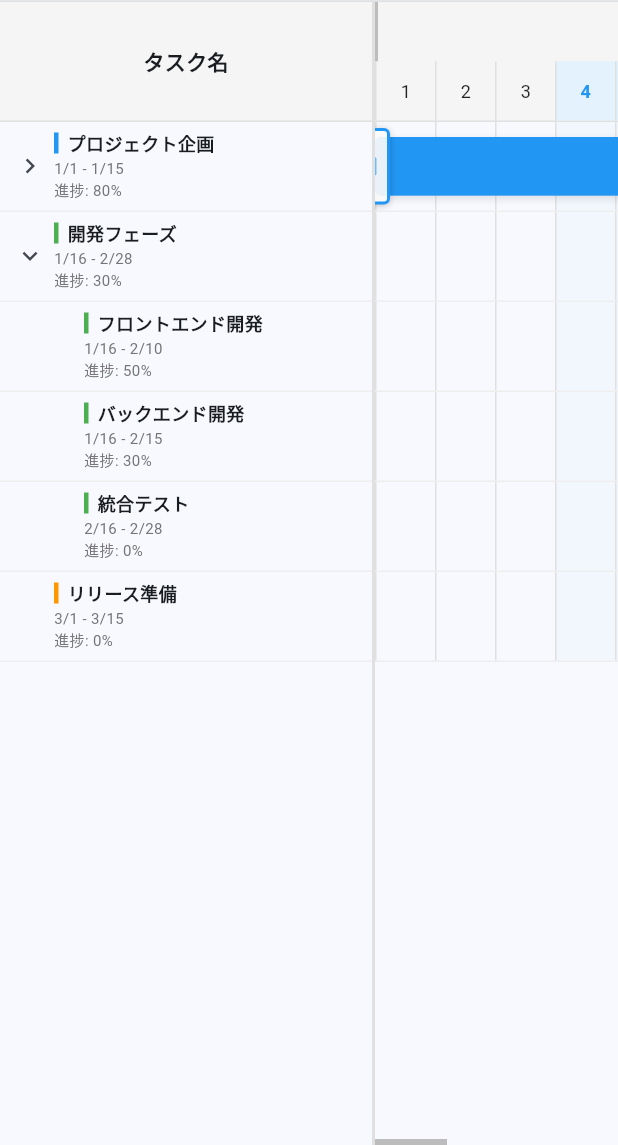
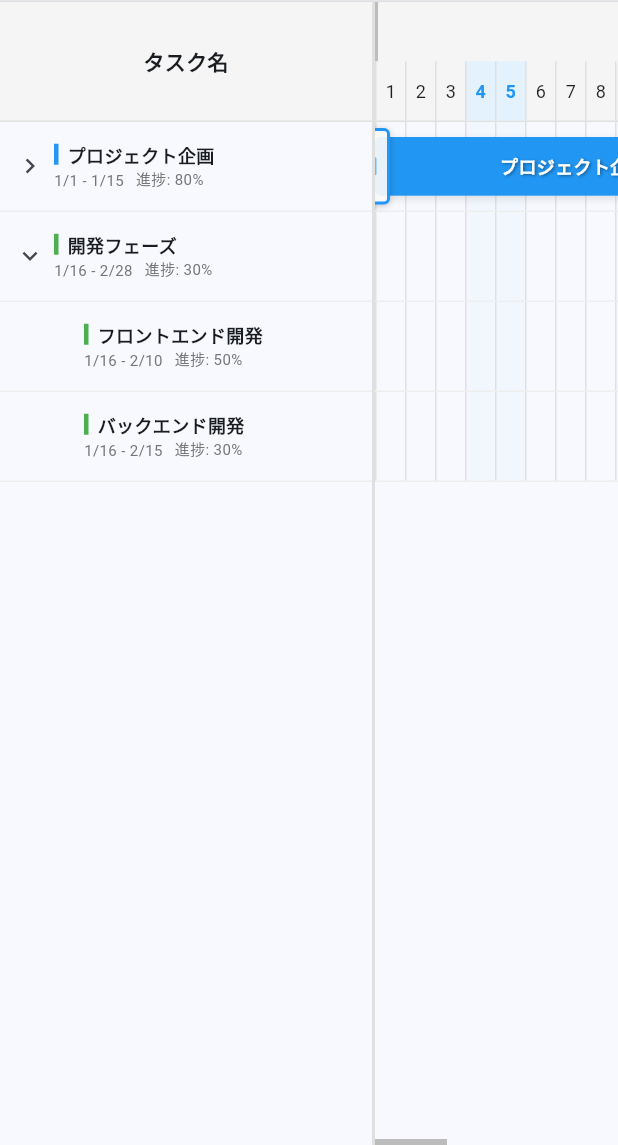
Before and after one commit to fyhw117/Gantts, a Flutter app: the GanttChartView widget shown alone on an empty page, opened directly, after a tap on the "expand more" icon, on a phone screen of 412 x 824 dp, the part 91-1236 px from its top. Run offline on Flutter 3.47's test engine with Material 3 defaults, Android fonts, the phone set to English and light mode, and no system bars.

Commit message:
Implement multi-project management and UI enhancements

```diff
--- /dev/null
+++ b/devtools_options.yaml
@@ -0,0 +1,3 @@
+description: This file stores settings for Dart & Flutter DevTools.
+documentation: https://docs.flutter.dev/tools/devtools/extensions#configure-extension-enablement-states
+extensions:
--- a/lib/main.dart
+++ b/lib/main.dart
@@ -3,6 +3,8 @@
 import 'providers/task_provider.dart';
 import 'views/wbs_view.dart';
 import 'views/gantt_chart_view.dart';
+
+import 'views/project_list_view.dart';
 
 void main() {
   runApp(const MyApp());
@@ -34,7 +36,8 @@
   State<MyHomePage> createState() => _MyHomePageState();
 }
 
-class _MyHomePageState extends State<MyHomePage> with SingleTickerProviderStateMixin {
+class _MyHomePageState extends State<MyHomePage>
+    with SingleTickerProviderStateMixin {
   late TabController _tabController;
 
   @override
@@ -51,31 +54,79 @@
 
   @override
   Widget build(BuildContext context) {
+    return Consumer<TaskProvider>(
+      builder: (context, taskProvider, child) {
+        final currentProject = taskProvider.currentProject;
+        final title = currentProject != null
+            ? currentProject.name
+            : 'プロジェクト未選択';
+
         return Scaffold(
           appBar: AppBar(
             backgroundColor: Theme.of(context).colorScheme.inversePrimary,
-        title: const Text('WBS & ガントチャート'),
+            title: Text(title),
             bottom: TabBar(
               controller: _tabController,
               tabs: const [
-            Tab(
-              icon: Icon(Icons.account_tree),
-              text: 'WBS',
+                Tab(icon: Icon(Icons.account_tree), text: 'WBS'),
+                Tab(icon: Icon(Icons.timeline), text: 'ガントチャート'),
+              ],
             ),
-            Tab(
-              icon: Icon(Icons.timeline),
-              text: 'ガントチャート',
           ),
+          drawer: Drawer(
+            child: ListView(
+              padding: EdgeInsets.zero,
+              children: [
+                DrawerHeader(
+                  decoration: BoxDecoration(
+                    color: Theme.of(context).colorScheme.primary,
+                  ),
+                  child: const Text(
+                    'GanttChart',
+                    style: TextStyle(color: Colors.white, fontSize: 24),
+                  ),
+                ),
+                ListTile(
+                  leading: const Icon(Icons.list),
+                  title: const Text('プロジェクト一覧'),
+                  onTap: () {
+                    Navigator.pop(context); // Close drawer
+                    Navigator.push(
+                      context,
+                      MaterialPageRoute(
+                        builder: (context) => const ProjectListView(),
+                      ),
+                    );
+                  },
+                ),
+                const Divider(),
+                const Padding(
+                  padding: EdgeInsets.all(16.0),
+                  child: Text(
+                    'プロジェクト切り替え',
+                    style: TextStyle(fontWeight: FontWeight.bold),
+                  ),
+                ),
+                ...taskProvider.projects.map((project) {
+                  return ListTile(
+                    leading: const Icon(Icons.folder),
+                    title: Text(project.name),
+                    selected: project.id == taskProvider.currentProjectId,
+                    onTap: () {
+                      taskProvider.selectProject(project.id);
+                      Navigator.pop(context);
+                    },
+                  );
+                }),
               ],
             ),
           ),
           body: TabBarView(
             controller: _tabController,
-        children: const [
-          WBSView(),
-          GanttChartView(),
-        ],
+            children: const [WBSView(), GanttChartView()],
           ),
+        );
+      },
     );
   }
 }
--- /dev/null
+++ b/lib/models/project_model.dart
@@ -0,0 +1,47 @@
+import 'task_model.dart';
+import 'package:uuid/uuid.dart';
+
+/// プロジェクトのモデルクラス
+class Project {
+  String id;
+  String name;
+  String description;
+  DateTime createdAt;
+  List<Task> tasks;
+
+  Project({
+    required this.id,
+    required this.name,
+    this.description = '',
+    required this.createdAt,
+    this.tasks = const [],
+  });
+
+  /// 新しいプロジェクトを作成するファクトリ
+  factory Project.create({required String name, String description = ''}) {
+    return Project(
+      id: const Uuid().v4(),
+      name: name,
+      description: description,
+      createdAt: DateTime.now(),
+      tasks: [],
+    );
+  }
+
+  /// プロジェクトのコピーを作成
+  Project copyWith({
+    String? id,
+    String? name,
+    String? description,
+    DateTime? createdAt,
+    List<Task>? tasks,
+  }) {
+    return Project(
+      id: id ?? this.id,
+      name: name ?? this.name,
+      description: description ?? this.description,
+      createdAt: createdAt ?? this.createdAt,
+      tasks: tasks ?? this.tasks,
+    );
+  }
+}
--- a/lib/views/gantt_chart_view.dart
+++ b/lib/views/gantt_chart_view.dart
@@ -17,7 +17,7 @@
 
   static const double taskRowHeight = 60.0;
   static const double taskLabelWidth = 250.0;
-  static const double dayWidth = 40.0;
+  static const double dayWidth = 20.0;
   static const double headerHeight = 80.0;
 
   @override
@@ -47,9 +47,19 @@
           children: [
             _buildHeader(),
             Expanded(
+              child: InteractiveViewer(
+                minScale: 0.1,
+                maxScale: 5.0,
+                boundaryMargin: const EdgeInsets.all(20.0),
+                constrained: true,
                 child: Row(
                   children: [
-                  _buildTaskNameColumn(visibleTasks, taskProvider, startDate, totalDays),
+                    _buildTaskNameColumn(
+                      visibleTasks,
+                      taskProvider,
+                      startDate,
+                      totalDays,
+                    ),
                     Expanded(
                       child: Scrollbar(
                         controller: _horizontalScrollController,
@@ -69,7 +79,8 @@
                                     controller: _verticalScrollController,
                                     thumbVisibility: true,
                                     notificationPredicate: (notification) =>
-                                      notification.metrics.axis == Axis.vertical,
+                                        notification.metrics.axis ==
+                                        Axis.vertical,
                                     child: _buildReorderableGanttChart(
                                       visibleTasks,
                                       startDate,
@@ -87,6 +98,7 @@
                   ],
                 ),
               ),
+            ),
           ],
         );
       },
@@ -98,18 +110,13 @@
       padding: const EdgeInsets.all(16),
       decoration: BoxDecoration(
         color: Theme.of(context).primaryColor.withOpacity(0.1),
-        border: Border(
-          bottom: BorderSide(color: Colors.grey.shade300),
-        ),
+        border: Border(bottom: BorderSide(color: Colors.grey.shade300)),
       ),
       child: const Row(
         children: [
           Text(
             'ガントチャート',
-            style: TextStyle(
-              fontSize: 20,
-              fontWeight: FontWeight.bold,
-            ),
+            style: TextStyle(fontSize: 20, fontWeight: FontWeight.bold),
           ),
         ],
       ),
@@ -123,10 +130,7 @@
         children: [
           Icon(Icons.timeline, size: 80, color: Colors.grey),
           SizedBox(height: 16),
-          Text(
-            'タスクがありません',
-            style: TextStyle(fontSize: 18, color: Colors.grey),
-          ),
+          Text('タスクがありません', style: TextStyle(fontSize: 18, color: Colors.grey)),
           SizedBox(height: 8),
           Text(
             'WBSタブからタスクを作成してください',
@@ -137,7 +141,12 @@
     );
   }
 
-  Widget _buildTaskNameColumn(List<TaskWithLevel> tasks, TaskProvider taskProvider, DateTime startDate, int totalDays) {
+  Widget _buildTaskNameColumn(
+    List<TaskWithLevel> tasks,
+    TaskProvider taskProvider,
+    DateTime startDate,
+    int totalDays,
+  ) {
     return Container(
       width: taskLabelWidth,
       decoration: BoxDecoration(
@@ -152,17 +161,12 @@
             padding: const EdgeInsets.all(8),
             decoration: BoxDecoration(
               color: Colors.grey.shade100,
-              border: Border(
-                bottom: BorderSide(color: Colors.grey.shade300),
-              ),
+              border: Border(bottom: BorderSide(color: Colors.grey.shade300)),
             ),
             child: const Center(
               child: Text(
                 'タスク名',
-                style: TextStyle(
-                  fontWeight: FontWeight.bold,
-                  fontSize: 14,
-                ),
+                style: TextStyle(fontWeight: FontWeight.bold, fontSize: 14),
               ),
             ),
           ),
@@ -207,7 +211,8 @@
                                         : Icons.chevron_right,
                                     size: 20,
                                   ),
-                                  onPressed: () => taskProvider.toggleExpand(task.id),
+                                  onPressed: () =>
+                                      taskProvider.toggleExpand(task.id),
                                 )
                               : const SizedBox(),
                         ),
@@ -241,6 +246,8 @@
                                 ],
                               ),
                               const SizedBox(height: 1),
+                              Row(
+                                children: [
                                   Text(
                                     '${_formatDate(task.startDate)} - ${_formatDate(task.endDate)}',
                                     style: TextStyle(
@@ -248,13 +255,15 @@
                                       color: Colors.grey[600],
                                     ),
                                   ),
-                              const SizedBox(height: 1),
+                                  const SizedBox(width: 8),
                                   Text(
                                     '進捗: ${(task.progress * 100).toStringAsFixed(0)}%',
                                     style: TextStyle(
                                       fontSize: 10,
                                       color: Colors.grey[600],
                                     ),
+                                  ),
+                                ],
                               ),
                             ],
                           ),
@@ -348,7 +357,8 @@
     if (movedLevel == 0) {
       // ルートタスク
       final actualOldIndex = oldIndex - startIdx;
-      final actualNewIndex = (newIndex > oldIndex ? newIndex - 1 : newIndex) - startIdx;
+      final actualNewIndex =
+          (newIndex > oldIndex ? newIndex - 1 : newIndex) - startIdx;
       taskProvider.reorderRootTasks(actualOldIndex, actualNewIndex);
     } else {
       // 子タスク - 親を見つける
@@ -356,8 +366,13 @@
         if (visibleTasks[i].level == movedLevel - 1) {
           final parentId = visibleTasks[i].task.id;
           final actualOldIndex = oldIndex - startIdx;
-          final actualNewIndex = (newIndex > oldIndex ? newIndex - 1 : newIndex) - startIdx;
-          taskProvider.reorderChildTasks(parentId, actualOldIndex, actualNewIndex);
+          final actualNewIndex =
+              (newIndex > oldIndex ? newIndex - 1 : newIndex) - startIdx;
+          taskProvider.reorderChildTasks(
+            parentId,
+            actualOldIndex,
+            actualNewIndex,
+          );
           break;
         }
       }
@@ -369,16 +384,12 @@
       height: headerHeight,
       decoration: BoxDecoration(
         color: Colors.grey.shade100,
-        border: Border(
-          bottom: BorderSide(color: Colors.grey.shade300),
-        ),
+        border: Border(bottom: BorderSide(color: Colors.grey.shade300)),
       ),
       child: Column(
         children: [
           Expanded(
-            child: Row(
-              children: _buildMonthHeaders(startDate, totalDays),
-            ),
+            child: Row(children: _buildMonthHeaders(startDate, totalDays)),
           ),
           Expanded(
             child: Row(
@@ -394,9 +405,7 @@
                     border: Border(
                       left: BorderSide(color: Colors.grey.shade300),
                     ),
-                    color: isWeekend
-                        ? Colors.blue.shade50
-                        : Colors.transparent,
+                    color: isWeekend ? Colors.blue.shade50 : Colors.transparent,
                   ),
                   child: Center(
                     child: Text(
@@ -404,8 +413,9 @@
                       style: TextStyle(
                         fontSize: 12,
                         color: isWeekend ? Colors.blue : Colors.black87,
-                        fontWeight:
-                            isWeekend ? FontWeight.bold : FontWeight.normal,
+                        fontWeight: isWeekend
+                            ? FontWeight.bold
+                            : FontWeight.normal,
                       ),
                     ),
                   ),
@@ -470,10 +480,7 @@
           child: Center(
             child: Text(
               '$currentYear年${currentMonth}月',
-              style: const TextStyle(
-                fontWeight: FontWeight.bold,
-                fontSize: 13,
-              ),
+              style: const TextStyle(fontWeight: FontWeight.bold, fontSize: 13),
             ),
           ),
         ),
@@ -483,13 +490,16 @@
     return monthHeaders;
   }
 
-  Widget _buildGanttRow(Task task, DateTime chartStartDate, int totalDays, TaskProvider taskProvider) {
+  Widget _buildGanttRow(
+    Task task,
+    DateTime chartStartDate,
+    int totalDays,
+    TaskProvider taskProvider,
+  ) {
     return Container(
       height: taskRowHeight,
       decoration: BoxDecoration(
-        border: Border(
-          bottom: BorderSide(color: Colors.grey.shade200),
-        ),
+        border: Border(bottom: BorderSide(color: Colors.grey.shade200)),
       ),
       child: Stack(
         clipBehavior: Clip.none,
@@ -504,9 +514,7 @@
               return Container(
                 width: dayWidth,
                 decoration: BoxDecoration(
-                  border: Border(
-                    left: BorderSide(color: Colors.grey.shade300),
-                  ),
+                  border: Border(left: BorderSide(color: Colors.grey.shade300)),
                   color: isWeekend
                       ? Colors.blue.shade50.withOpacity(0.3)
                       : Colors.transparent,
@@ -520,7 +528,11 @@
     );
   }
 
-  Widget _buildTaskBar(Task task, DateTime chartStartDate, TaskProvider taskProvider) {
+  Widget _buildTaskBar(
+    Task task,
+    DateTime chartStartDate,
+    TaskProvider taskProvider,
+  ) {
     final taskStart = task.startDate;
     final taskEnd = task.endDate;
     final startOffset = taskStart.difference(chartStartDate).inDays;
@@ -621,12 +633,11 @@
     );
   }
 
-  Widget _buildResizeHandle({required Color color, required void Function(int deltaDays) onDrag}) {
-    return _ResizeHandle(
-      color: color,
-      onDrag: onDrag,
-      dayWidth: dayWidth,
-    );
+  Widget _buildResizeHandle({
+    required Color color,
+    required void Function(int deltaDays) onDrag,
+  }) {
+    return _ResizeHandle(color: color, onDrag: onDrag, dayWidth: dayWidth);
   }
 
   Map<String, DateTime> _getDateRange(List<Task> tasks) {
@@ -652,10 +663,7 @@
     minDate = DateTime(minDate.year, minDate.month, minDate.day);
     maxDate = DateTime(maxDate.year, maxDate.month, maxDate.day);
 
-    return {
-      'start': minDate,
-      'end': maxDate,
-    };
+    return {'start': minDate, 'end': maxDate};
   }
 
   String _formatDate(DateTime date) {
--- a/pubspec.yaml
+++ b/pubspec.yaml
@@ -35,6 +35,7 @@
   # Use with the CupertinoIcons class for iOS style icons.
   cupertino_icons: ^1.0.8
   provider: ^6.1.1
+  uuid: ^4.5.2
 
 dev_dependencies:
   flutter_test:
```
Also changed, not shown: lib/providers/task_provider.dart (+160 -50 lines), lib/views/project_list_view.dart (added, +175 -0 lines), pubspec.lock. Lines whose indentation alone changed are shown as unchanged.
